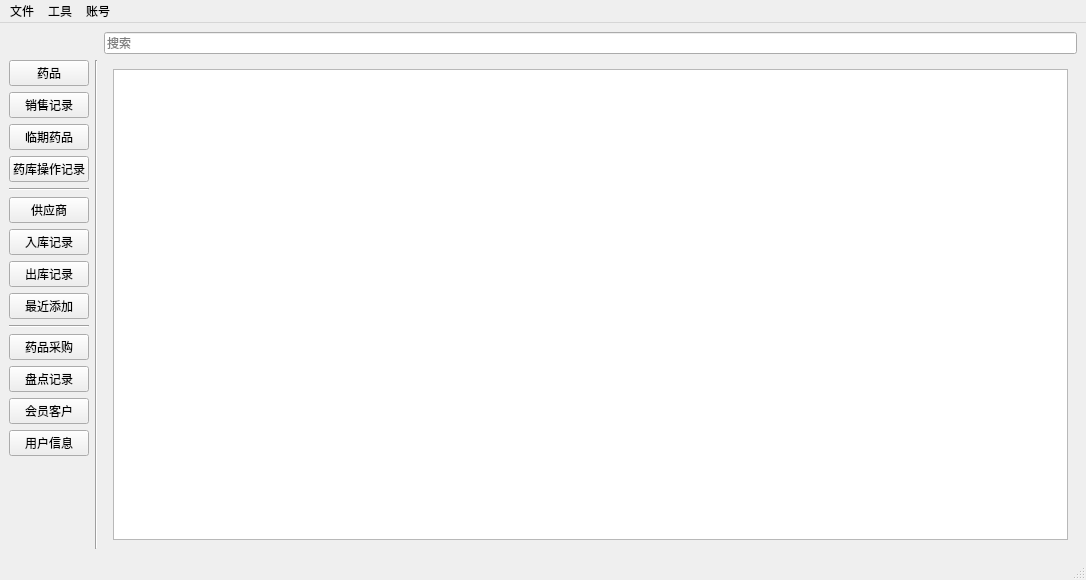
This is ui_app/mainwondows.ui in live1089/pharmacy_system as Qt 5 draws it before an edit. The edited form follows.
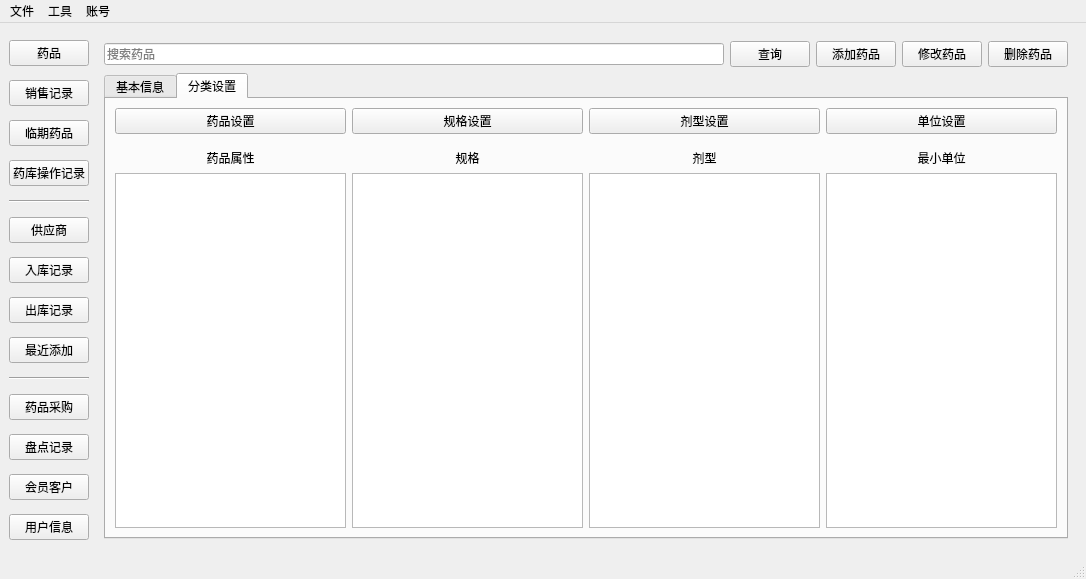
This is the edited form. The open tabs and pages were chosen to show the change. Icons and pictures are not drawn.

What changed in the file:
```diff
--- a/ui_app/mainwondows.ui
+++ b/ui_app/mainwondows.ui
@@ -7,7 +7,7 @@
     <x>0</x>
     <y>0</y>
     <width>1086</width>
-    <height>580</height>
+    <height>579</height>
    </rect>
   </property>
   <property name="windowTitle">
@@ -19,25 +19,6 @@
   </property>
   <widget class="QWidget" name="centralwidget">
    <layout class="QGridLayout" name="gridLayout_2">
-    <item row="0" column="0">
-     <layout class="QGridLayout" name="gridLayout">
-      <property name="horizontalSpacing">
-       <number>6</number>
-      </property>
-      <item row="0" column="2">
-       <widget class="QLineEdit" name="search_le">
-        <property name="placeholderText">
-         <string>搜索</string>
-        </property>
-       </widget>
-      </item>
-      <item row="1" column="1">
-       <widget class="Line" name="line">
-        <property name="orientation">
-         <enum>Qt::Orientation::Vertical</enum>
-        </property>
-       </widget>
-      </item>
       <item row="1" column="0">
        <layout class="QVBoxLayout" name="verticalLayout">
         <property name="rightMargin">
@@ -162,25 +143,14 @@
           </property>
          </widget>
         </item>
-        <item>
-         <spacer name="verticalSpacer">
-          <property name="orientation">
-           <enum>Qt::Orientation::Vertical</enum>
-          </property>
-          <property name="sizeType">
-           <enum>QSizePolicy::Policy::Expanding</enum>
-          </property>
-          <property name="sizeHint" stdset="0">
-           <size>
-            <width>20</width>
-            <height>40</height>
-           </size>
-          </property>
-         </spacer>
-        </item>
-       </layout>
-      </item>
-      <item row="1" column="2">
+     </layout>
+    </item>
+    <item row="1" column="1">
+     <layout class="QGridLayout" name="gridLayout">
+      <property name="horizontalSpacing">
+       <number>6</number>
+      </property>
+      <item row="0" column="2">
        <widget class="QStackedWidget" name="stackedWidget">
         <property name="sizePolicy">
          <sizepolicy hsizetype="Expanding" vsizetype="Expanding">
@@ -195,13 +165,176 @@
          <number>11</number>
         </property>
         <widget class="QWidget" name="page">
-         <layout class="QGridLayout" name="gridLayout_4">
-          <item row="0" column="0">
+         <layout class="QVBoxLayout" name="verticalLayout_2">
+          <item>
            <layout class="QGridLayout" name="gridLayout_3">
             <item row="0" column="0">
+             <layout class="QHBoxLayout" name="horizontalLayout_6">
+              <item>
+               <widget class="QLineEdit" name="search_le">
+                <property name="placeholderText">
+                 <string>搜索药品</string>
+                </property>
+               </widget>
+              </item>
+              <item>
+               <widget class="QPushButton" name="drug_selection_query_btn">
+                <property name="text">
+                 <string>查询</string>
+                </property>
+               </widget>
+              </item>
+              <item>
+               <widget class="QPushButton" name="drug_add_btn">
+                <property name="text">
+                 <string>添加药品</string>
+                </property>
+               </widget>
+              </item>
+              <item>
+               <widget class="QPushButton" name="drug_revise_btn">
+                <property name="text">
+                 <string>修改药品</string>
+                </property>
+               </widget>
+              </item>
+              <item>
+               <widget class="QPushButton" name="drug_del_btn">
+                <property name="text">
+                 <string>删除药品</string>
+                </property>
+               </widget>
+              </item>
+             </layout>
+            </item>
+            <item row="1" column="0">
+             <widget class="QTabWidget" name="drug_tabWidget">
+              <property name="currentIndex">
+               <number>1</number>
+              </property>
+              <widget class="QWidget" name="tab">
+               <attribute name="title">
+                <string>基本信息</string>
+               </attribute>
+               <layout class="QGridLayout" name="gridLayout_4">
+                <item row="0" column="0">
              <widget class="QTableView" name="drug_selection_tableView"/>
             </item>
            </layout>
+              </widget>
+              <widget class="QWidget" name="drug_class_pate">
+               <attribute name="title">
+                <string>分类设置</string>
+               </attribute>
+               <layout class="QGridLayout" name="gridLayout_42">
+                <item row="0" column="0">
+                 <layout class="QGridLayout" name="gridLayout_41">
+                  <item row="3" column="3">
+                   <widget class="QListView" name="unit_listView"/>
+                  </item>
+                  <item row="2" column="2">
+                   <widget class="QLabel" name="label_10">
+                    <property name="text">
+                     <string>剂型</string>
+                    </property>
+                    <property name="alignment">
+                     <set>Qt::AlignmentFlag::AlignCenter</set>
+                    </property>
+                   </widget>
+                  </item>
+                  <item row="3" column="2">
+                   <widget class="QListView" name="dosages_listView"/>
+                  </item>
+                  <item row="1" column="0">
+                   <spacer name="verticalSpacer">
+                    <property name="orientation">
+                     <enum>Qt::Orientation::Vertical</enum>
+                    </property>
+                    <property name="sizeType">
+                     <enum>QSizePolicy::Policy::Fixed</enum>
+                    </property>
+                    <property name="sizeHint" stdset="0">
+                     <size>
+                      <width>20</width>
+                      <height>9</height>
+                     </size>
+                    </property>
+                   </spacer>
+                  </item>
+                  <item row="3" column="0">
+                   <widget class="QListView" name="drug_attribute_listView"/>
+                  </item>
+                  <item row="2" column="0">
+                   <widget class="QLabel" name="label_8">
+                    <property name="text">
+                     <string>药品属性</string>
+                    </property>
+                    <property name="alignment">
+                     <set>Qt::AlignmentFlag::AlignCenter</set>
+                    </property>
+                   </widget>
+                  </item>
+                  <item row="2" column="3">
+                   <widget class="QLabel" name="label_9">
+                    <property name="text">
+                     <string>最小单位</string>
+                    </property>
+                    <property name="alignment">
+                     <set>Qt::AlignmentFlag::AlignCenter</set>
+                    </property>
+                   </widget>
+                  </item>
+                  <item row="3" column="1">
+                   <widget class="QListView" name="specifications_listView"/>
+                  </item>
+                  <item row="2" column="1">
+                   <widget class="QLabel" name="label_11">
+                    <property name="layoutDirection">
+                     <enum>Qt::LayoutDirection::LeftToRight</enum>
+                    </property>
+                    <property name="text">
+                     <string>规格</string>
+                    </property>
+                    <property name="alignment">
+                     <set>Qt::AlignmentFlag::AlignCenter</set>
+                    </property>
+                   </widget>
+                  </item>
+                  <item row="0" column="0">
+                   <widget class="QPushButton" name="drugs_set_btn">
+                    <property name="text">
+                     <string>药品设置</string>
+                    </property>
+                   </widget>
+                  </item>
+                  <item row="0" column="1">
+                   <widget class="QPushButton" name="specifications_set_btn">
+                    <property name="text">
+                     <string>规格设置</string>
+                    </property>
+                   </widget>
+                  </item>
+                  <item row="0" column="2">
+                   <widget class="QPushButton" name="dosage_set_btn">
+                    <property name="text">
+                     <string>剂型设置</string>
+                    </property>
+                   </widget>
+                  </item>
+                  <item row="0" column="3">
+                   <widget class="QPushButton" name="unit_set_btn">
+                    <property name="text">
+                     <string>单位设置</string>
+                    </property>
+                   </widget>
+                  </item>
+                 </layout>
+                </item>
+               </layout>
+              </widget>
+             </widget>
+            </item>
+           </layout>
           </item>
          </layout>
         </widget>
@@ -324,6 +457,57 @@
             </item>
            </layout>
           </item>
+          <item row="0" column="1">
+           <layout class="QHBoxLayout" name="horizontalLayout_7">
+            <item>
+             <widget class="QLabel" name="label">
+              <property name="text">
+               <string>起始日期</string>
+              </property>
+             </widget>
+            </item>
+            <item>
+             <widget class="QDateEdit" name="sales_records_dateEdit_start"/>
+            </item>
+            <item>
+             <widget class="Line" name="line">
+              <property name="orientation">
+               <enum>Qt::Orientation::Vertical</enum>
+              </property>
+             </widget>
+            </item>
+            <item>
+             <widget class="QLabel" name="label_2">
+              <property name="text">
+               <string>截止日期</string>
+              </property>
+             </widget>
+            </item>
+            <item>
+             <widget class="QDateEdit" name="sales_records_dateEdit_deadline"/>
+            </item>
+            <item>
+             <widget class="QPushButton" name="sales_records_btn">
+              <property name="text">
+               <string>查询</string>
+              </property>
+             </widget>
+            </item>
+            <item>
+             <spacer name="horizontalSpacer">
+              <property name="orientation">
+               <enum>Qt::Orientation::Horizontal</enum>
+              </property>
+              <property name="sizeHint" stdset="0">
+               <size>
+                <width>40</width>
+                <height>20</height>
+               </size>
+              </property>
+             </spacer>
+            </item>
+           </layout>
+          </item>
          </layout>
         </widget>
         <widget class="QWidget" name="page_5">
```
Left out of the diff: 425 changed lines with no effect on the pictures. Lines whose indentation alone changed are shown as unchanged.
